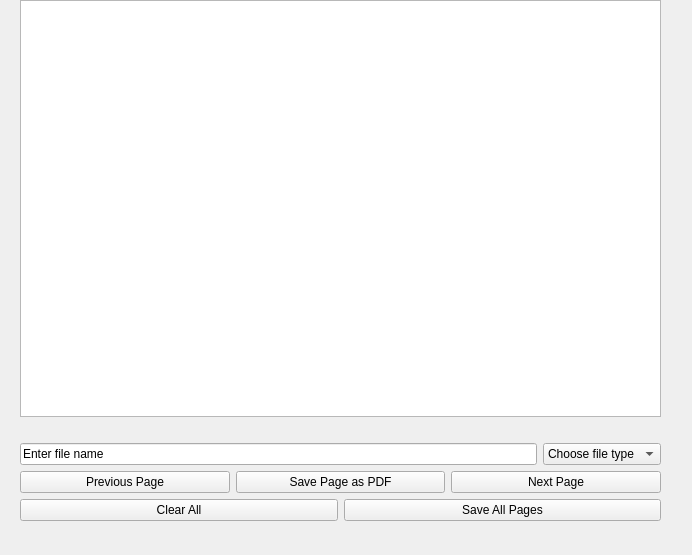
Above: pdfProcessingWidget.ui from jacobpfondevida/PDF-Page-Splitter before the change. Below: the same form after it.
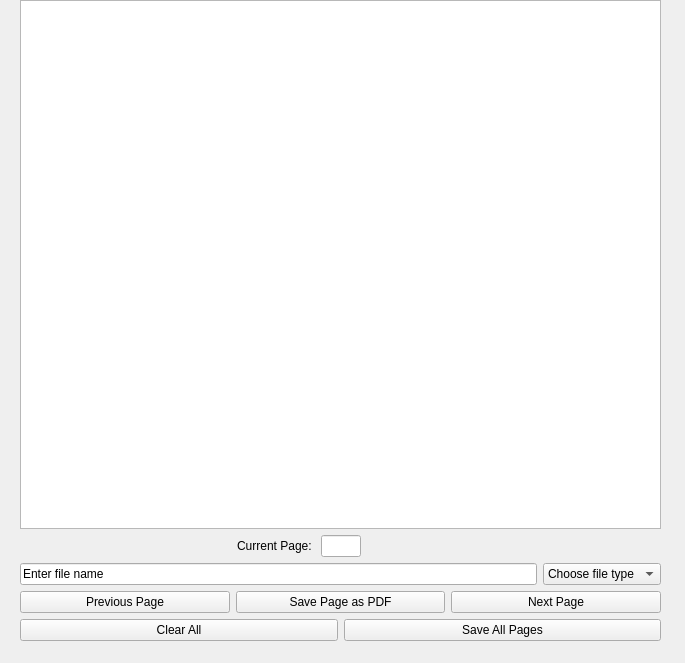
That is the form after the change.

Commit message: Added ability to jump to specific pages with line edit field

```diff
--- a/pdfProcessingWidget.ui
+++ b/pdfProcessingWidget.ui
@@ -6,8 +6,8 @@
    <rect>
     <x>0</x>
     <y>0</y>
-    <width>692</width>
-    <height>555</height>
+    <width>685</width>
+    <height>663</height>
    </rect>
   </property>
   <property name="windowTitle">
@@ -19,7 +19,7 @@
      <x>20</x>
      <y>0</y>
      <width>641</width>
-     <height>521</height>
+     <height>641</height>
     </rect>
    </property>
    <layout class="QVBoxLayout" name="verticalLayout">
@@ -27,11 +27,38 @@
      <widget class="QGraphicsView" name="graphicsView"/>
     </item>
     <item>
+     <layout class="QHBoxLayout" name="horizontalLayout_5">
+      <item>
      <widget class="QLabel" name="currentPageLabel">
       <property name="text">
+         <string>Current Page: </string>
+        </property>
+        <property name="alignment">
+         <set>Qt::AlignmentFlag::AlignRight|Qt::AlignmentFlag::AlignTrailing|Qt::AlignmentFlag::AlignVCenter</set>
+        </property>
+       </widget>
+      </item>
+      <item>
+       <widget class="QLineEdit" name="currentPageLineEdit">
+        <property name="maximumSize">
+         <size>
+          <width>40</width>
+          <height>16777215</height>
+         </size>
+        </property>
+        <property name="inputMask">
        <string/>
       </property>
      </widget>
+      </item>
+      <item>
+       <widget class="QLabel" name="totalPagesLabel">
+        <property name="text">
+         <string/>
+        </property>
+       </widget>
+      </item>
+     </layout>
     </item>
     <item>
      <layout class="QHBoxLayout" name="horizontalLayout_2">
```
Lines whose indentation alone changed are shown as unchanged. The commit also changes 3 other files.
